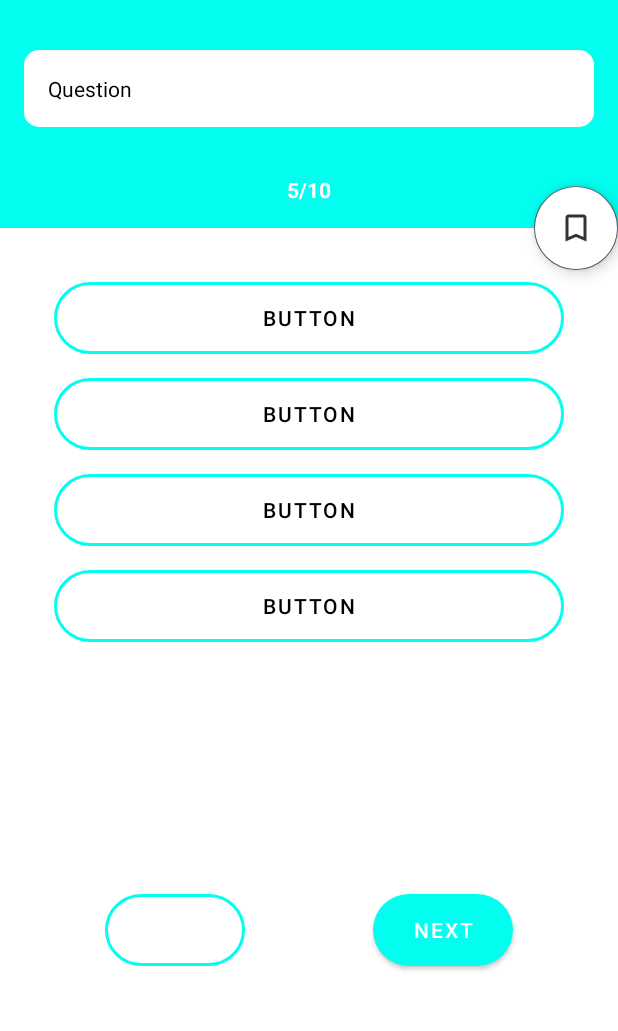
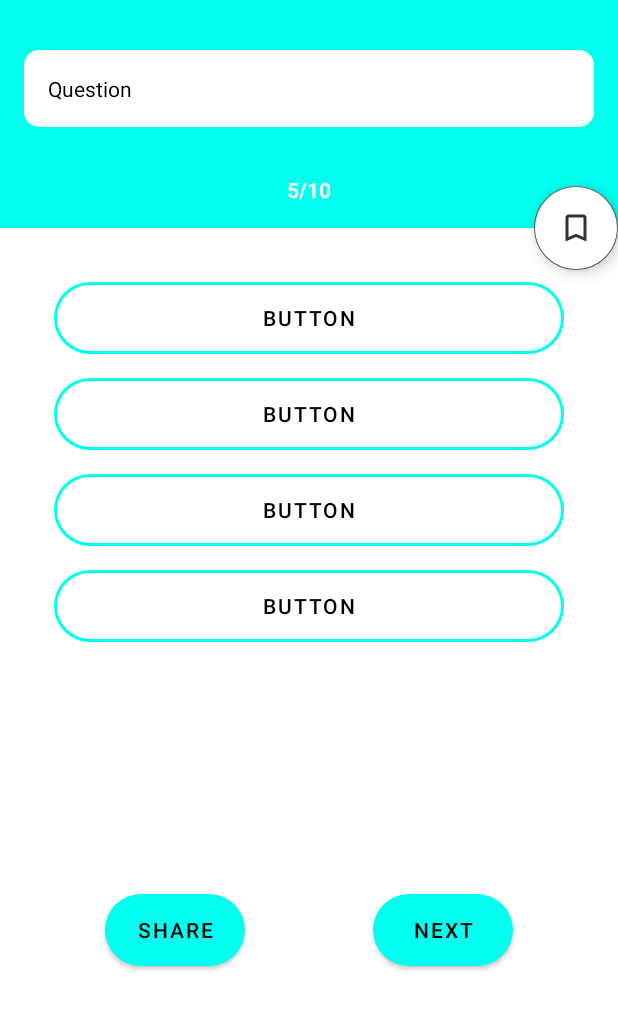
Before and after one commit to FernandoDiCostanzo/QuizzerApp, an Android app: the layout activity_question.xml on its own in the app's theme, with its tools: preview values and no code run, on a phone screen of 412 x 824 dp, the part 58-1089 px from its top. Run offline under Robolectric (Android 15) with nearby library versions, the phone set to English and light mode, and no system bars.

Commit message:
added some question

```diff
--- a/app/build.gradle
+++ b/app/build.gradle
@@ -1,6 +1,7 @@
 plugins {
     id 'com.android.application'
 }
+apply plugin: 'com.google.gms.google-services'
 
 android {
     compileSdkVersion 30
@@ -39,4 +40,7 @@ dependencies {
     implementation 'com.github.bumptech.glide:glide:4.11.0'
     annotationProcessor 'com.github.bumptech.glide:compiler:4.11.0'
     implementation 'de.hdodenhof:circleimageview:3.1.0'
+    implementation platform('com.google.firebase:firebase-bom:26.1.1')
+    implementation 'com.google.firebase:firebase-analytics'
+    implementation 'com.google.firebase:firebase-database'
 }
--- a/app/src/main/java/com/example/quizzerapp/MainActivity.java
+++ b/app/src/main/java/com/example/quizzerapp/MainActivity.java
@@ -6,6 +6,9 @@ import android.content.Intent;
 import android.os.Bundle;
 import android.view.View;
 import android.widget.Button;
+
+import com.google.firebase.database.DatabaseReference;
+import com.google.firebase.database.FirebaseDatabase;
 
 public class MainActivity extends AppCompatActivity {
 
--- a/app/src/main/java/com/example/quizzerapp/SetsActivity.java
+++ b/app/src/main/java/com/example/quizzerapp/SetsActivity.java
@@ -28,7 +28,7 @@ private GridView gridView;
 
         gridView = findViewById(R.id.gridView);
 
-        GridAdapter gridAdapter = new GridAdapter(16);
+        GridAdapter gridAdapter = new GridAdapter(getIntent().getIntExtra("sets",0),getIntent().getStringExtra("category"));
         gridView.setAdapter(gridAdapter);
     }
 
--- a/app/src/main/java/com/example/quizzerapp/adapters/GridAdapter.java
+++ b/app/src/main/java/com/example/quizzerapp/adapters/GridAdapter.java
@@ -21,8 +21,10 @@ public class GridAdapter extends BaseAdapter {
     }
 
     private int sets = 0 ;
+    private String category;
 
-    public GridAdapter(int sets) {
+    public GridAdapter(int sets,String category) {
+        this.category = category;
         this.sets = sets;
     }
 
@@ -54,6 +56,8 @@ public class GridAdapter extends BaseAdapter {
             @Override
             public void onClick(View v) {
                 Intent questionIntent = new Intent(parent.getContext(), QuestionActivity.class);
+                questionIntent.putExtra("category",category);
+                questionIntent.putExtra("sets",position+1);
                 parent.getContext().startActivity(questionIntent);
             }
         });
--- a/app/src/main/res/layout-v21/activity_question.xml
+++ b/app/src/main/res/layout-v21/activity_question.xml
@@ -4,7 +4,7 @@
     xmlns:tools="http://schemas.android.com/tools"
     android:layout_width="match_parent"
     android:layout_height="match_parent"
-    tools:context=".activities.QuestionActivity">
+    tools:context=".QuestionActivity">
 
     <androidx.appcompat.widget.Toolbar
         android:id="@+id/toolbar_question"
@@ -123,9 +123,11 @@
         android:layout_marginLeft="16dp"
         android:layout_marginEnd="16dp"
         android:layout_marginRight="16dp"
-        android:background="@drawable/rounded_corners"
-        android:backgroundTint="#FA7074"
+        android:background="@drawable/button_rounded"
+        android:backgroundTintMode="screen"
         android:text="Share"
+        android:textColor="@color/black"
+        app:backgroundTint="#FA7074"
         app:layout_constraintBottom_toBottomOf="parent"
         app:layout_constraintEnd_toStartOf="@+id/button_next"
         app:layout_constraintHorizontal_bias="0.5"
@@ -143,9 +145,9 @@
         android:enabled="false"
         android:text="Next"
         android:alpha="0.5"
-        android:textColor="@color/white"
-        android:background="@drawable/rounded_corners"
-        android:backgroundTint="#848484"
+        android:textColor="@color/black"
+        android:background="@drawable/button_rounded"
+        app:backgroundTint="#848484"
         app:layout_constraintBottom_toBottomOf="parent"
         app:layout_constraintEnd_toEndOf="parent"
         app:layout_constraintHorizontal_bias="0.5"
--- a/app/src/main/res/layout/activity_category_activities.xml
+++ b/app/src/main/res/layout/activity_category_activities.xml
@@ -4,7 +4,7 @@
     xmlns:tools="http://schemas.android.com/tools"
     android:layout_width="match_parent"
     android:layout_height="match_parent"
-    tools:context=".activities.CategoryActivities"
+    tools:context=".CategoryActivities"
     android:background="@color/white">
 
     <androidx.appcompat.widget.Toolbar
--- a/app/src/main/res/layout/activity_main.xml
+++ b/app/src/main/res/layout/activity_main.xml
@@ -4,7 +4,7 @@
     xmlns:tools="http://schemas.android.com/tools"
     android:layout_width="match_parent"
     android:layout_height="match_parent"
-    tools:context=".activities.MainActivity">
+    tools:context=".MainActivity">
 
     <FrameLayout
         android:layout_width="0dp"
--- a/app/src/main/res/layout/activity_question.xml
+++ b/app/src/main/res/layout/activity_question.xml
@@ -4,7 +4,7 @@
     xmlns:tools="http://schemas.android.com/tools"
     android:layout_width="match_parent"
     android:layout_height="match_parent"
-    tools:context=".activities.QuestionActivity">
+    tools:context=".QuestionActivity">
 
     <androidx.appcompat.widget.Toolbar
         android:id="@+id/toolbar_question"
@@ -123,7 +123,8 @@
         android:layout_marginLeft="16dp"
         android:layout_marginEnd="16dp"
         android:layout_marginRight="16dp"
-        android:background="@drawable/rounded_corners"
+        android:textColor="@color/black"
+        android:background="@drawable/button_rounded"
         android:backgroundTint="#FA7074"
         android:text="Share"
         app:layout_constraintBottom_toBottomOf="parent"
@@ -143,6 +144,7 @@
         android:text="Next"
         android:background="@drawable/button_rounded"
         android:backgroundTint="#848484"
+        android:textColor="@color/black"
         app:layout_constraintBottom_toBottomOf="parent"
         app:layout_constraintEnd_toEndOf="parent"
         app:layout_constraintHorizontal_bias="0.5"
--- a/app/src/main/res/layout/activity_sets.xml
+++ b/app/src/main/res/layout/activity_sets.xml
@@ -4,7 +4,7 @@
     xmlns:tools="http://schemas.android.com/tools"
     android:layout_width="match_parent"
     android:layout_height="match_parent"
-    tools:context=".activities.SetsActivity"
+    tools:context=".SetsActivity"
     android:orientation="vertical"
     android:background="@color/white">
 
--- a/app/src/main/res/layout/set_item.xml
+++ b/app/src/main/res/layout/set_item.xml
@@ -3,6 +3,7 @@
     android:orientation="vertical"
     android:layout_width="70dp"
     android:layout_height="70dp"
+    android:backgroundTint="@color/lightGray"
     android:background="@drawable/button_rounded"
     android:layout_gravity="center"
     android:gravity="center"
@@ -13,8 +14,8 @@
         android:id="@+id/textView"
         android:layout_width="wrap_content"
         android:layout_height="wrap_content"
-        android:text="1"
-        android:textSize="40dp"
+        android:text="@string/_1"
+        android:textSize="40sp"
         android:textStyle="bold"
         android:textColor="@color/black" />
 
--- a/app/src/main/res/values-night/themes.xml
+++ b/app/src/main/res/values-night/themes.xml
@@ -1,6 +1,6 @@
 <resources xmlns:tools="http://schemas.android.com/tools">
     <!-- Base application theme. -->
-    <style name="Theme.QuizzerApp" parent="Theme.MaterialComponents.DayNight.DarkActionBar">
+    <style name="Theme.QuizzerApp" parent="Theme.MaterialComponents.DayNight.NoActionBar">
         <!-- Primary brand color. -->
         <item name="colorPrimary">@color/purple_200</item>
         <item name="colorPrimaryVariant">@color/purple_700</item>
--- a/app/src/main/res/values/strings.xml
+++ b/app/src/main/res/values/strings.xml
@@ -6,4 +6,5 @@
     <string name="sets">Sets</string>
     <string name="question">Question</string>
     <string name="_5_10">5/10</string>
+    <string name="_1">1</string>
 </resources>
--- a/app/src/main/res/values/themes.xml
+++ b/app/src/main/res/values/themes.xml
@@ -1,6 +1,6 @@
 <resources xmlns:tools="http://schemas.android.com/tools">
     <!-- Base application theme. -->
-    <style name="Theme.QuizzerApp" parent="Theme.MaterialComponents.DayNight.DarkActionBar">
+    <style name="Theme.QuizzerApp" parent="Theme.MaterialComponents.DayNight.NoActionBar">
         <!-- Primary brand color. -->
         <item name="colorPrimary">@color/colorPrimary</item>
         <item name="colorPrimaryVariant">@color/colorPrimaryDark</item>
--- a/build.gradle
+++ b/build.gradle
@@ -6,7 +6,7 @@ buildscript {
     }
     dependencies {
         classpath "com.android.tools.build:gradle:4.1.1"
-
+        classpath 'com.google.gms:google-services:4.3.4'
         // NOTE: Do not place your application dependencies here; they belong
         // in the individual module build.gradle files
     }
```
Also changed, not shown: app/src/main/java/com/example/quizzerapp/CategoryActivities.java (+28 -2 lines), app/src/main/java/com/example/quizzerapp/QuestionActivity.java (+54 -18 lines), app/src/main/java/com/example/quizzerapp/adapters/CategoryAdapter.java (+7 -9 lines), app/src/main/java/com/example/quizzerapp/helpers/Path.java (added, +7 -0 lines), app/src/main/java/com/example/quizzerapp/models/QuestionModel.java (+6 -6 lines), 1 other file.
